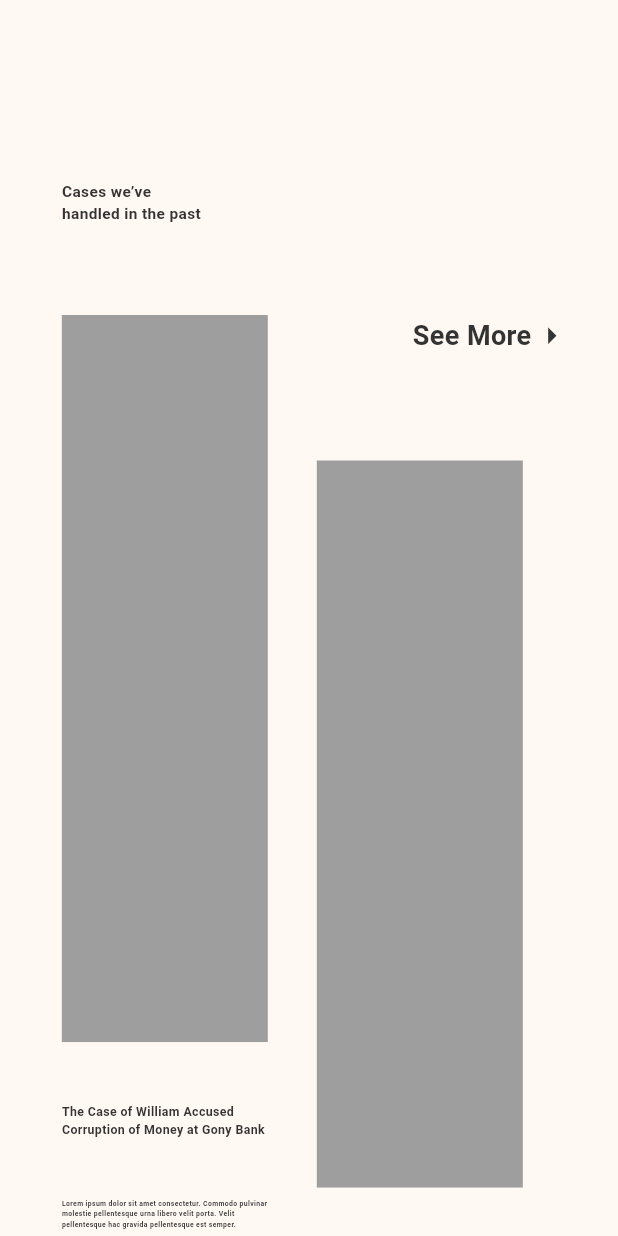
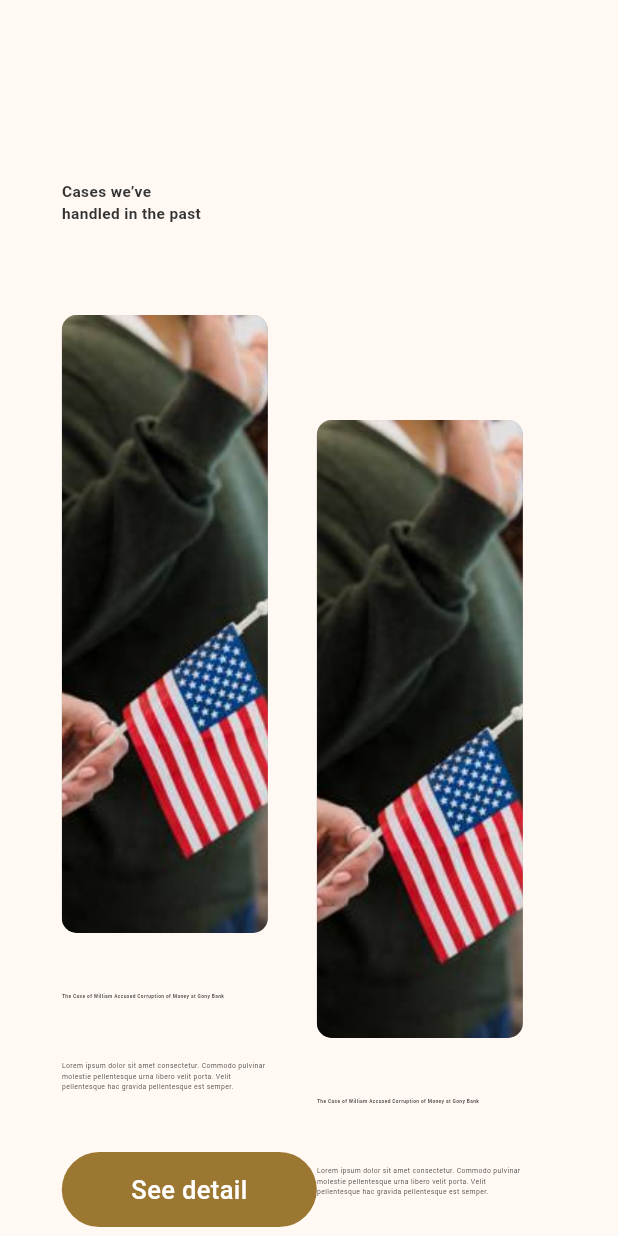
Before and after one commit to ismailmahmood11/Istasherni, a Flutter app: the CasesPage widget shown alone on an empty page, opened directly, on a phone screen of 412 x 824 dp. Run offline on Flutter 3.47's test engine with Material 3 defaults, Android fonts, the light colour scheme and no system bars; our stand-ins replace animate_do, bloc, expandable, flutter_bloc, gap, google_fonts and 1 more; Roboto replaces fonts that are missing (Helvetica Neue LT Arabic).

Commit message:
7th commit

```diff
--- a/lib/UI/Screens/Cases_Page/cases_page.dart
+++ b/lib/UI/Screens/Cases_Page/cases_page.dart
@@ -1,13 +1,13 @@
 import 'package:animate_do/animate_do.dart';
 import 'package:flutter/material.dart';
 import 'package:gap/gap.dart';
+import 'package:google_fonts/google_fonts.dart';
 import 'package:istasherni/UI/Screens/Sections/istasherni_intro.dart';
 import 'package:istasherni/UI/Screens/Sections/review_section.dart';
 import 'package:istasherni/UI/widgets/Footer/footer.dart';
 
 import '../../const.dart';
 import '../Landing_Page/widgets/case_widget.dart';
-import '../Landing_Page/widgets/more_button.dart';
 
 class CasesPage extends StatelessWidget {
   const CasesPage({super.key});
@@ -15,10 +15,19 @@ class CasesPage extends StatelessWidget {
   @override
   Widget build(BuildContext context) {
     double screenWidth = MediaQuery.of(context).size.width;
+    double screenHeight = MediaQuery.of(context).size.height;
+
     double h1 = screenWidth / h1Size;
     // double h2 = screenWidth / h2Size;
+
     double p = screenWidth / pSize;
     screenWidth >= 1300 ? p = 20 : p = screenWidth / pSize;
+
+    TextStyle pointStyle = GoogleFonts.dmSerifDisplay(
+      color: textColor,
+      fontSize: p + 5,
+      fontWeight: FontWeight.w400,
+    );
 
     return FadeIn(
       child: Column(
@@ -44,6 +53,7 @@ class CasesPage extends StatelessWidget {
                   mainAxisAlignment: MainAxisAlignment.spaceBetween,
                   children: [
                     CaseWidget(
+                      image: 'assets/images/cases_Images/cases1.png',
                       title:
                           'The Case of William Accused Corruption of Money at Gony Bank',
                       subTitle:
@@ -53,12 +63,9 @@ class CasesPage extends StatelessWidget {
                     Column(
                       crossAxisAlignment: CrossAxisAlignment.end,
                       children: [
-                        MoreButton(
-                          title: 'See More',
-                          onTap: () {},
-                        ),
                         const Gap(70),
                         CaseWidget(
+                          image: 'assets/images/cases_Images/cases1.png',
                           title:
                               'The Case of William Accused Corruption of Money at Gony Bank',
                           subTitle:
@@ -74,6 +81,7 @@ class CasesPage extends StatelessWidget {
                   mainAxisAlignment: MainAxisAlignment.spaceBetween,
                   children: [
                     CaseWidget(
+                      image: 'assets/images/cases_Images/cases1.png',
                       title:
                           'The Case of William Accused Corruption of Money at Gony Bank',
                       subTitle:
@@ -83,12 +91,9 @@ class CasesPage extends StatelessWidget {
                     Column(
                       crossAxisAlignment: CrossAxisAlignment.end,
                       children: [
-                        MoreButton(
-                          title: 'See More',
-                          onTap: () {},
-                        ),
                         const Gap(70),
                         CaseWidget(
+                          image: 'assets/images/cases_Images/cases1.png',
                           title:
                               'The Case of William Accused Corruption of Money at Gony Bank',
                           subTitle:
@@ -97,6 +102,56 @@ class CasesPage extends StatelessWidget {
                         ),
                       ],
                     ),
+                  ],
+                ),
+                const Gap(sectionGap + gap),
+                Row(
+                  mainAxisAlignment: MainAxisAlignment.spaceBetween,
+                  crossAxisAlignment: CrossAxisAlignment.start,
+                  children: [
+                    Container(
+                      width: screenWidth / 3,
+                      height: screenHeight / 2,
+                      decoration: BoxDecoration(
+                        color: Colors.grey,
+                        borderRadius: BorderRadius.circular(20),
+                      ),
+                      child: ClipRRect(
+                        borderRadius: BorderRadius.circular(20),
+                        child: Image.asset(
+                          'assets/images/People/marwa.png',
+                          fit: BoxFit.cover,
+                        ),
+                      ),
+                    ),
+                    SizedBox(
+                      height: screenHeight / 2.1,
+                      child: Column(
+                        mainAxisAlignment: MainAxisAlignment.spaceBetween,
+                        crossAxisAlignment: CrossAxisAlignment.start,
+                        children: [
+                          Text(
+                            '28 years being\nan attorney',
+                            style: GoogleFonts.dmSerifDisplay(
+                              color: textColor,
+                              fontSize: h1,
+                              fontWeight: FontWeight.w400,
+                            ),
+                          ),
+                          const Gap(10),
+                          Container(
+                            color: Colors.grey,
+                            width: screenHeight / 1.3,
+                            height: 3,
+                          ),
+                          const Gap(10),
+                          Text('Lead cases to success', style: pointStyle),
+                          Text('Raised Awareness', style: pointStyle),
+                          Text('Lead cases to success', style: pointStyle),
+                          Text('Raised Awareness', style: pointStyle)
+                        ],
+                      ),
+                    )
                   ],
                 ),
               ],
--- a/lib/UI/Screens/Landing_Page/widgets/case_widget.dart
+++ b/lib/UI/Screens/Landing_Page/widgets/case_widget.dart
@@ -13,11 +13,13 @@ class CaseWidget extends StatelessWidget {
     required this.title,
     required this.subTitle,
     required this.onTap,
+    required this.image,
     super.key,
   });
 
   String title;
   String subTitle;
+  String image;
   Function() onTap;
 
   @override
@@ -28,7 +30,7 @@ class CaseWidget extends StatelessWidget {
     double p = screenWidth / 90;
 
     double casesWidth = screenWidth / 3;
-    double casesHeight = screenHeight / 1.7;
+    double casesHeight = screenHeight / 2;
     return Column(
       mainAxisAlignment: MainAxisAlignment.start,
       crossAxisAlignment: CrossAxisAlignment.start,
@@ -36,8 +38,16 @@ class CaseWidget extends StatelessWidget {
         Container(
           width: casesWidth,
           height: casesHeight,
-          decoration: const BoxDecoration(
+          decoration: BoxDecoration(
             color: Colors.grey,
+            borderRadius: BorderRadius.circular(10),
+          ),
+          child: ClipRRect(
+            borderRadius: BorderRadius.circular(10),
+            child: Image.asset(
+              image,
+              fit: BoxFit.cover,
+            ),
           ),
         ),
         const Gap(gap),
@@ -47,7 +57,7 @@ class CaseWidget extends StatelessWidget {
             title,
             style: TextStyle(
               color: textColor,
-              fontSize: h2,
+              fontSize: h2 - 5,
               fontWeight: FontWeight.w700,
             ),
           ),
@@ -60,7 +70,7 @@ class CaseWidget extends StatelessWidget {
             style: TextStyle(
               color: textColor,
               fontSize: p,
-              fontWeight: FontWeight.w700,
+              fontWeight: FontWeight.w400,
             ),
           ),
         ),
--- a/lib/UI/Screens/Sections/istasherni_intro.dart
+++ b/lib/UI/Screens/Sections/istasherni_intro.dart
@@ -1,4 +1,5 @@
 import 'package:flutter/material.dart';
+import 'package:gap/gap.dart';
 import 'package:google_fonts/google_fonts.dart';
 
 import '../../const.dart';
@@ -19,13 +20,15 @@ class IstasherniIntro extends StatelessWidget {
 
   @override
   Widget build(BuildContext context) {
+    double screenWidth = MediaQuery.of(context).size.width;
+    double h2 = screenWidth / h2Size;
     return Container(
       width: double.infinity,
-      height: 533,
       color: backgroundColor,
       child: Column(
         mainAxisAlignment: MainAxisAlignment.spaceEvenly,
         children: [
+          const Gap(60),
           Text(
             'We Help You With Quality Legal Lawyer',
             style: GoogleFonts.dmSerifDisplay(
@@ -34,10 +37,11 @@ class IstasherniIntro extends StatelessWidget {
               fontWeight: FontWeight.w400,
             ),
           ),
+          const Gap(20),
           SizedBox(
             width: 1062,
             child: Text(
-              'Lorem ipsum dolor sit amet consectetur. Commodo pulvinar molestie pellentesque urna libero velit porta. Velit pellentesque hac gravida pellentesque est semper. Duis lectus gravida ultricies eleifend in pharetra faucibus orci sem. ',
+              'a certified website that provides legal services for a nominal fee, serving international male and female students abroad, with scholarships, of all age groups and their families',
               textAlign: TextAlign.center,
               style: GoogleFonts.inter(
                 color: Colors.white,
@@ -46,6 +50,59 @@ class IstasherniIntro extends StatelessWidget {
               ),
             ),
           ),
+          const Gap(60),
+          SizedBox(
+            width: 1062,
+            child: Text(
+              'Our Mission',
+              textAlign: TextAlign.center,
+              style: GoogleFonts.inter(
+                color: Colors.white,
+                fontSize: h2,
+                fontWeight: FontWeight.w500,
+              ),
+            ),
+          ),
+          const Gap(10),
+          SizedBox(
+            width: 1062,
+            child: Text(
+              'To provide legal  services for various legal matters at a nominal cost, in accordance with the standards of living for international students in the United States of America',
+              textAlign: TextAlign.center,
+              style: GoogleFonts.inter(
+                color: Colors.white,
+                fontSize: p,
+                fontWeight: FontWeight.w300,
+              ),
+            ),
+          ),
+          const Gap(gap),
+          SizedBox(
+            width: 1062,
+            child: Text(
+              'Our Vision',
+              textAlign: TextAlign.center,
+              style: GoogleFonts.inter(
+                color: Colors.white,
+                fontSize: h2,
+                fontWeight: FontWeight.w500,
+              ),
+            ),
+          ),
+          const Gap(10),
+          SizedBox(
+            width: 1062,
+            child: Text(
+              'To offer legal services in the Arabic language, being based on awareness and legal education\nTo defend the rights of international male students and female students in the United States of America, which are legally established therein',
+              textAlign: TextAlign.center,
+              style: GoogleFonts.inter(
+                color: Colors.white,
+                fontSize: p,
+                fontWeight: FontWeight.w300,
+              ),
+            ),
+          ),
+          const Gap(50),
           HoverBuilder(builder: (onHover) {
             return AnimatedContainer(
               duration: const Duration(milliseconds: animationDuration),
@@ -66,12 +123,12 @@ class IstasherniIntro extends StatelessWidget {
                     color: textColor,
                     fontSize: p,
                     fontWeight: FontWeight.w400,
-                    height: 0,
                   ),
                 ),
               ),
             );
-          })
+          }),
+          const Gap(60),
         ],
       ),
     );
--- a/lib/UI/Screens/Sections/review_section.dart
+++ b/lib/UI/Screens/Sections/review_section.dart
@@ -39,33 +39,30 @@ class ReviewSection extends StatelessWidget {
             style: TextStyle(
               color: textColor,
               fontSize: h1,
-              fontFamily: 'Helvetica Neue LT Arabic',
               fontWeight: FontWeight.w700,
             ),
           ),
-          const Gap(150),
+          const Gap(100),
           Row(
-            mainAxisAlignment: MainAxisAlignment.spaceBetween,
             crossAxisAlignment: CrossAxisAlignment.start,
+            mainAxisAlignment: MainAxisAlignment.center,
             children: [
               Container(
-                width: 250,
-                height: 250,
+                width: 155,
+                height: 155,
                 decoration: BoxDecoration(
                   color: Colors.grey,
                   borderRadius: BorderRadius.circular(10000),
                 ),
+                child: Image.asset(
+                  'assets/images/People/person1.png',
+                  fit: BoxFit.cover,
+                ),
               ),
+              const Gap(70),
               Row(
                 crossAxisAlignment: CrossAxisAlignment.start,
                 children: [
-                  Opacity(
-                    opacity: 0.2,
-                    child: Image.asset(
-                      'assets/images/icons/quote.png',
-                      width: h1,
-                    ),
-                  ),
                   Padding(
                     padding: const EdgeInsets.only(top: 50.0),
                     child: SizedBox(
@@ -74,7 +71,53 @@ class ReviewSection extends StatelessWidget {
                         crossAxisAlignment: CrossAxisAlignment.start,
                         children: [
                           Text(
-                            'Lorem ipsum dolor sit amet consectetur. Commodo pulvinar molestie pellentesque urna libero velit porta. Velit pellentesque hac gravida pellentesque est semper. Duis lectus gravida ultricies eleifend in pharetra faucibus orci sem. Proin ac a cursus praesent. Malesuada risus amet nunc posuere rhoncus accumsan congue id dolor. Convallis maecenas sed in pellentesque. Diam tristique semper mauris dolor amet. Dolor elit nunc et purus quam amet laoreet eu risus.',
+                            'Ahmed Alshagaa',
+                            style: TextStyle(
+                              color: textColor,
+                              fontSize: p,
+                              fontFamily: 'DM Serif Display',
+                              fontWeight: FontWeight.w700,
+                            ),
+                          ),
+                          const Row(
+                            mainAxisAlignment: MainAxisAlignment.start,
+                            crossAxisAlignment: CrossAxisAlignment.start,
+                            children: [
+                              Icon(
+                                Icons.star_rounded,
+                                color: mainThemeColor,
+                              ),
+                              Icon(
+                                Icons.star_rounded,
+                                color: mainThemeColor,
+                              ),
+                              Icon(
+                                Icons.star_rounded,
+                                color: mainThemeColor,
+                              ),
+                              Icon(
+                                Icons.star_rounded,
+                                color: mainThemeColor,
+                              ),
+                              Icon(
+                                Icons.star_rounded,
+                                color: mainThemeColor,
+                              ),
+                              Gap(5),
+                              // Text(
+                              //   '5 5',
+                              //   style: TextStyle(
+                              //     color: textColor,
+                              //     fontSize: p - 2,
+                              //     fontFamily: 'DM Serif Display',
+                              //     fontWeight: FontWeight.w700,
+                              //   ),
+                              // ),
+                            ],
+                          ),
+                          const Gap(20),
+                          Text(
+                            'First of all i really recommend Marwa for all cases. She was very professional plus helpful to give me the right direction on my case.\nSecond she gives the top priority to the client and its case by finding the best and right decision. Also her team is always in contact whenever needed.\nThank you for your support.',
                             softWrap: true,
                             style: GoogleFonts.dmSans(
                               color: textColor,
@@ -83,48 +126,6 @@ class ReviewSection extends StatelessWidget {
                             ),
                           ),
                           const Gap(20),
-                          Row(
-                            mainAxisAlignment: MainAxisAlignment.start,
-                            crossAxisAlignment: CrossAxisAlignment.start,
-                            children: [
-                              Text(
-                                'Johnatan G ',
-                                style: TextStyle(
-                                  color: textColor,
-                                  fontSize: p,
-                                  fontFamily: 'DM Serif Display',
-                                  fontWeight: FontWeight.w700,
-                                ),
-                              ),
-                              const Gap(20),
-                              const Icon(
-                                Icons.star_rounded,
-                                color: mainThemeColor,
-                              ),
-                              const Icon(
-                                Icons.star_rounded,
-                                color: mainThemeColor,
-                              ),
-                              const Icon(
-                                Icons.star_rounded,
-                                color: mainThemeColor,
-                              ),
-                              const Icon(
-                                Icons.star_rounded,
-                                color: mainThemeColor,
-                              ),
-                              const Gap(5),
-                              Text(
-                                '4/5',
-                                style: TextStyle(
-                                  color: textColor,
-                                  fontSize: p - 2,
-                                  fontFamily: 'DM Serif Display',
-                                  fontWeight: FontWeight.w700,
-                                ),
-                              ),
-                            ],
-                          )
                         ],
                       ),
                     ),
--- a/lib/UI/const.dart
+++ b/lib/UI/const.dart
@@ -18,5 +18,5 @@ const double sectionGap = 120;
 const double mobileSectionGap = 60;
 
 double h1Size = 40;
-double h2Size = 60;
+double h2Size = 70;
 double pSize = 100;
--- a/pubspec.yaml
+++ b/pubspec.yaml
@@ -74,6 +74,11 @@ flutter:
     - assets/images/hero_image.png
     - assets/images/icons/quote.png
     - assets/images/logo/logo_simple.png
+    - assets/images/People/person1.png
+    - assets/images/People/marwa.png
+    - assets/images/cases_Images/cases1.png
+    - assets/images/cases_Images/cases2.png
+    - assets/images/cases_Images/cases3.png
   #   - images/a_dot_ham.jpeg
 
   # An image asset can refer to one or more resolution-specific "variants", see
```
Also changed, not shown: lib/UI/Screens/Clients/clients.dart (+17 -15 lines), lib/UI/Screens/Landing_Page/Sections/cases_section.dart (+20 -10 lines), lib/UI/Screens/Landing_Page/Sections/hero_section.dart (+8 -1 lines), lib/UI/Screens/Landing_Page/landing_page.dart (+6 -1 lines), lib/UI/Screens/Services/services.dart (+27 -6 lines), assets/images/People/marwa.png (added), assets/images/People/person1.png (added), assets/images/cases_Images/cases1.png (added), assets/images/cases_Images/cases2.png (added), assets/images/cases_Images/cases3.png (added), assets/images/cases_Images/img.png (added).
